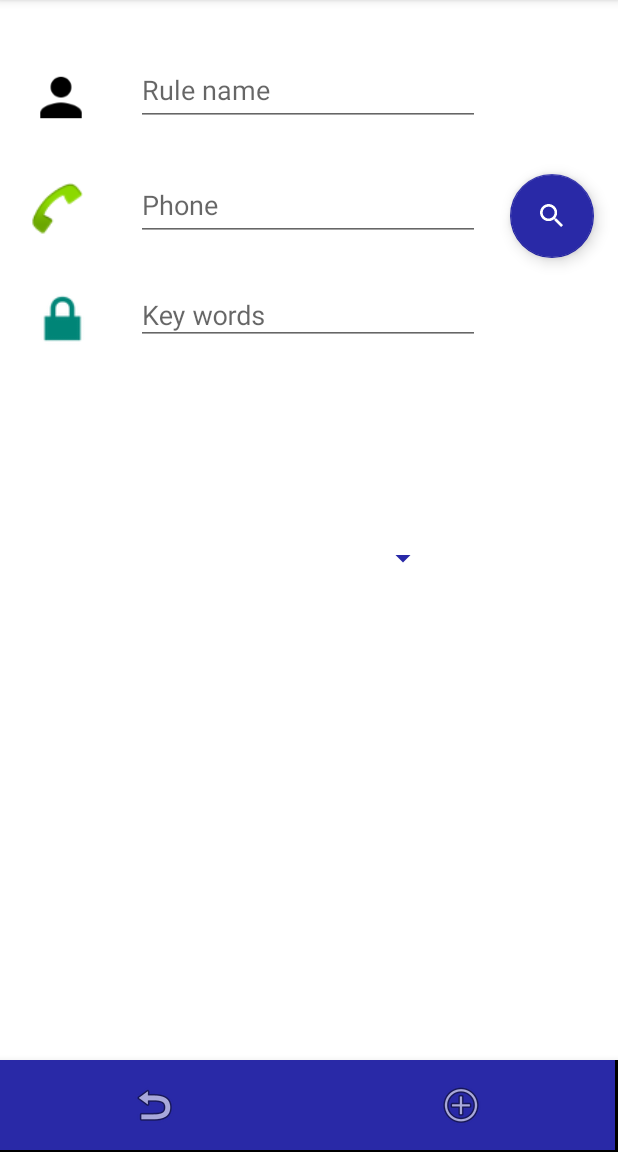
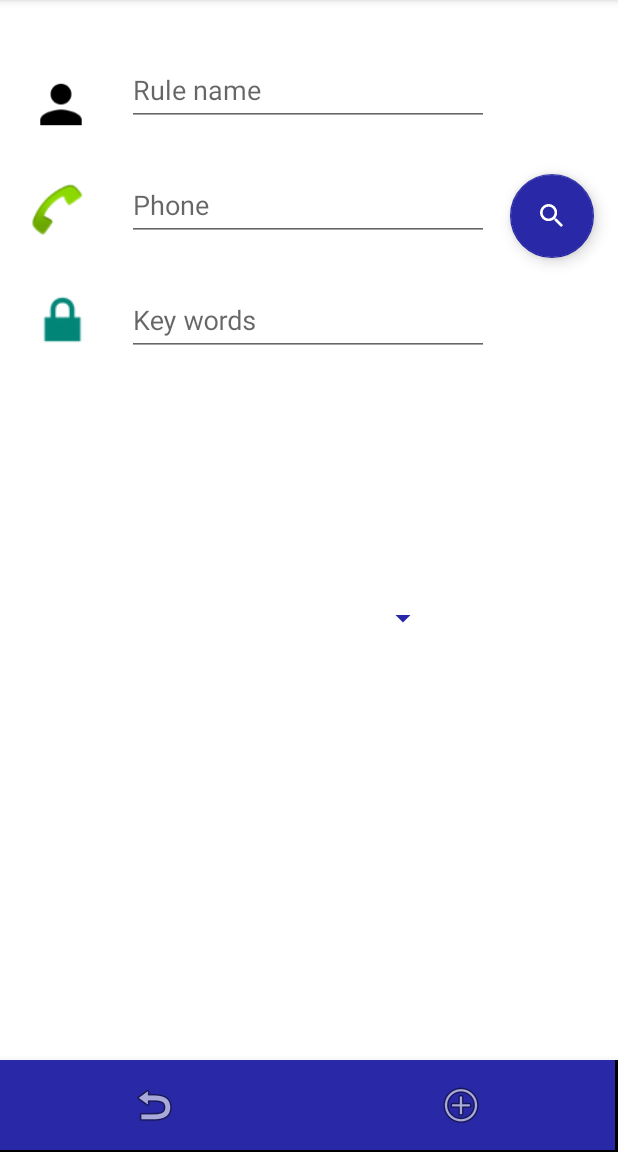
Before and after one commit to nokia-wroclaw/innovativeproject-smart-sms, an Android app: the RulesActivity screen opened directly, with no data from a screen before it, on a phone screen of 412 x 824 dp, the part 84-1236 px from its top. Run offline under Robolectric (Android 15) with nearby library versions, the phone set to English and light mode, and no system bars.

```diff
--- a/SmartSms/app/src/main/res/layout/rules_view.xml
+++ b/SmartSms/app/src/main/res/layout/rules_view.xml
@@ -55,8 +55,8 @@
 
     <LinearLayout
         android:id="@+id/linearLayout"
-        android:layout_width="229dp"
-        android:layout_height="202dp"
+        android:layout_width="241dp"
+        android:layout_height="242dp"
         android:layout_marginStart="8dp"
         android:layout_marginTop="28dp"
         android:layout_marginEnd="8dp"
@@ -67,10 +67,9 @@
         app:layout_constraintTop_toTopOf="parent">
 
         <android.support.design.widget.TextInputLayout
-            android:id="@+id/textInputLayout2"
+            android:id="@+id/textInputLayoutName"
             android:layout_width="match_parent"
             android:layout_height="wrap_content"
-
             app:errorEnabled="true"
             tools:layout_editor_absoluteX="16dp"
             tools:layout_editor_absoluteY="312dp">
@@ -89,6 +88,7 @@
         </android.support.design.widget.TextInputLayout>
 
         <android.support.design.widget.TextInputLayout
+            android:id="@+id/textInputLayoutPhone"
             android:layout_width="match_parent"
             android:layout_height="wrap_content"
             app:errorEnabled="true"
@@ -107,6 +107,7 @@
         </android.support.design.widget.TextInputLayout>
 
         <android.support.design.widget.TextInputLayout
+            android:id="@+id/textInputLayoutKeyWord"
             android:layout_width="match_parent"
             android:layout_height="wrap_content"
             app:errorEnabled="true"
```
Also changed, not shown: SmartSms/app/src/main/java/com/example/smartsms/RulesActivity.java (+46 -11 lines).
